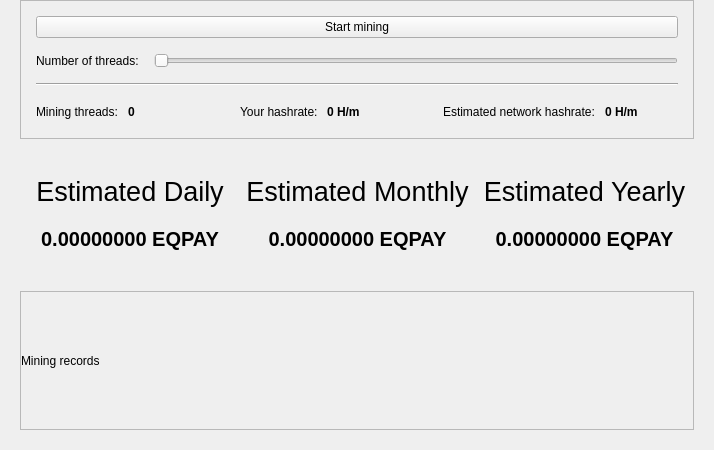
Old version of the form src/qt/forms/miningpage.ui in the repository equitypay/eqpay.
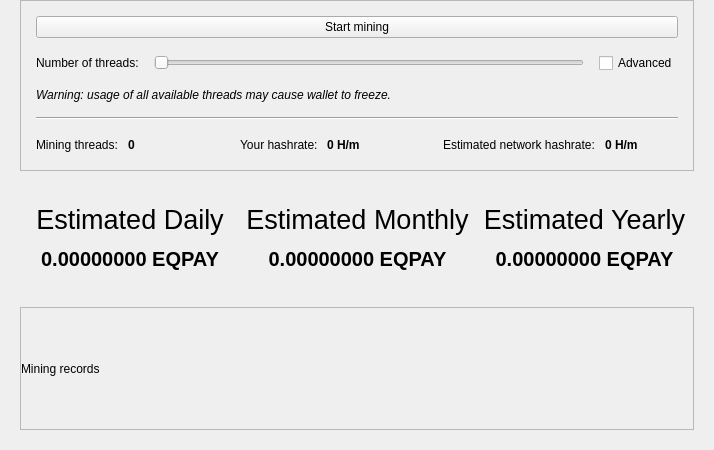
New version of the form.

Commit message: Added option to use all available threads in QT

```diff
--- a/src/qt/forms/miningpage.ui
+++ b/src/qt/forms/miningpage.ui
@@ -75,8 +75,27 @@
             </property>
            </widget>
           </item>
+          <item>
+           <widget class="QCheckBox" name="checkEnableAdvanced">
+            <property name="text">
+             <string>Advanced</string>
+            </property>
+           </widget>
+          </item>
          </layout>
         </item>
+        <item>
+         <widget class="QLabel" name="advancedWarning">
+          <property name="font">
+           <font>
+            <italic>true</italic>
+           </font>
+          </property>
+          <property name="text">
+           <string>Warning: usage of all available threads may cause wallet to freeze.</string>
+          </property>
+         </widget>
+        </item>
         <item>
          <widget class="Line" name="hLine">
           <property name="orientation">
```
The commit also changes 2 other files.
